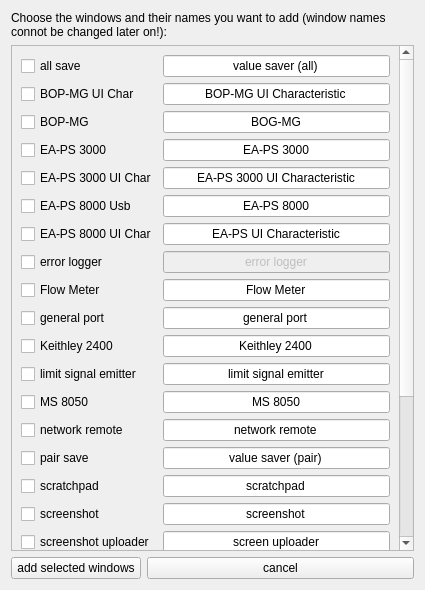
bchjoerni/mlab, file windowadderwindow.ui: the form before one commit.
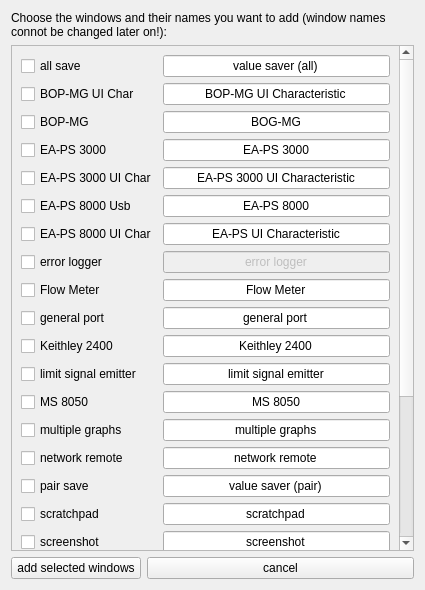
The form after the commit.

The edit to the form file:
```diff
--- a/windowadderwindow.ui
+++ b/windowadderwindow.ui
@@ -23,19 +23,12 @@
       <property name="geometry">
        <rect>
         <x>0</x>
-        <y>0</y>
+        <y>-385</y>
         <width>391</width>
         <height>912</height>
        </rect>
       </property>
       <layout class="QGridLayout" name="gridLayout_2">
-       <item row="27" column="0">
-        <widget class="QCheckBox" name="chb_screenUploader">
-         <property name="text">
-          <string>screenshot uploader</string>
-         </property>
-        </widget>
-       </item>
        <item row="46" column="1">
         <widget class="QLineEdit" name="txt_tsh071">
          <property name="text">
@@ -70,7 +63,7 @@
          </property>
         </widget>
        </item>
-       <item row="15" column="1">
+       <item row="16" column="1">
         <widget class="QLineEdit" name="txt_networkRemote">
          <property name="text">
           <string>network remote</string>
@@ -121,7 +114,7 @@
          </property>
         </widget>
        </item>
-       <item row="21" column="1">
+       <item row="22" column="1">
         <widget class="QLineEdit" name="txt_screenshot">
          <property name="text">
           <string>screenshot</string>
@@ -145,7 +138,7 @@
          </property>
         </widget>
        </item>
-       <item row="17" column="1">
+       <item row="18" column="1">
         <widget class="QLineEdit" name="txt_pairSave">
          <property name="text">
           <string>value saver (pair)</string>
@@ -172,7 +165,7 @@
          </property>
         </widget>
        </item>
-       <item row="15" column="0">
+       <item row="16" column="0">
         <widget class="QCheckBox" name="chb_networkRemote">
          <property name="text">
           <string>network remote</string>
@@ -196,7 +189,7 @@
          </property>
         </widget>
        </item>
-       <item row="18" column="1">
+       <item row="19" column="1">
         <widget class="QLineEdit" name="txt_scratchpad">
          <property name="text">
           <string>scratchpad</string>
@@ -206,7 +199,7 @@
          </property>
         </widget>
        </item>
-       <item row="17" column="0">
+       <item row="18" column="0">
         <widget class="QCheckBox" name="chb_pairSave">
          <property name="text">
           <string>pair save</string>
@@ -247,14 +240,21 @@
          </property>
         </widget>
        </item>
-       <item row="21" column="0">
+       <item row="22" column="0">
         <widget class="QCheckBox" name="chb_screenshot">
          <property name="text">
           <string>screenshot</string>
          </property>
         </widget>
        </item>
-       <item row="18" column="0">
+       <item row="29" column="0">
+        <widget class="QCheckBox" name="chb_simpleGraph">
+         <property name="text">
+          <string>simple graph</string>
+         </property>
+        </widget>
+       </item>
+       <item row="19" column="0">
         <widget class="QCheckBox" name="chb_scratchpad">
          <property name="text">
           <string>scratchpad</string>
@@ -301,23 +301,6 @@
          </property>
         </widget>
        </item>
-       <item row="31" column="0">
-        <widget class="QCheckBox" name="chb_calcTemperature">
-         <property name="text">
-          <string>Temp. calculator</string>
-         </property>
-        </widget>
-       </item>
-       <item row="27" column="1">
-        <widget class="QLineEdit" name="txt_screenUploader">
-         <property name="text">
-          <string>screen uploader</string>
-         </property>
-         <property name="alignment">
-          <set>Qt::AlignCenter</set>
-         </property>
-        </widget>
-       </item>
        <item row="28" column="1">
         <widget class="QLineEdit" name="txt_signalTimer">
          <property name="text">
@@ -457,6 +440,23 @@
          </property>
         </widget>
        </item>
+       <item row="15" column="0">
+        <widget class="QCheckBox" name="chb_multipleGraphs">
+         <property name="text">
+          <string>multiple graphs</string>
+         </property>
+        </widget>
+       </item>
+       <item row="15" column="1">
+        <widget class="QLineEdit" name="txt_multipleGraphs">
+         <property name="text">
+          <string>multiple graphs</string>
+         </property>
+         <property name="alignment">
+          <set>Qt::AlignCenter</set>
+         </property>
+        </widget>
+       </item>
       </layout>
      </widget>
     </widget>
```
Left out of the diff: 80 changed lines with no effect on the pictures.
